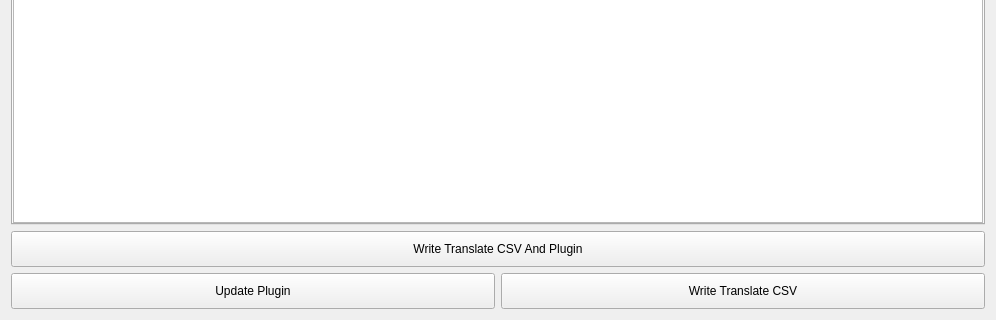
MUkoutyan/langscore-app, file src/ui/WriteModeComponent.ui: the form before one commit; both pictures show x 0 to 996 and y 379 to 699 of the 996 by 699 pixel window.
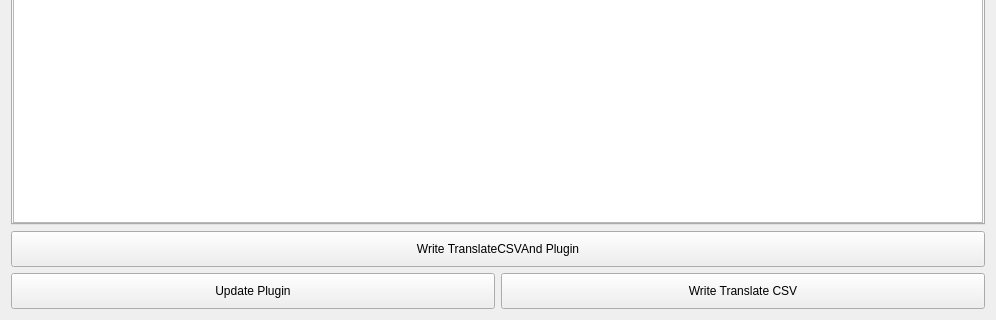
The form after the commit. Custom widgets are drawn as their Qt base class.

Diff of the .ui file:
```diff
--- a/src/ui/WriteModeComponent.ui
+++ b/src/ui/WriteModeComponent.ui
@@ -297,7 +297,7 @@
       </size>
      </property>
      <property name="text">
-      <string>Write Translate CSV And Plugin</string>
+      <string>Write TranslateCSVAnd Plugin</string>
      </property>
     </widget>
    </item>
```
